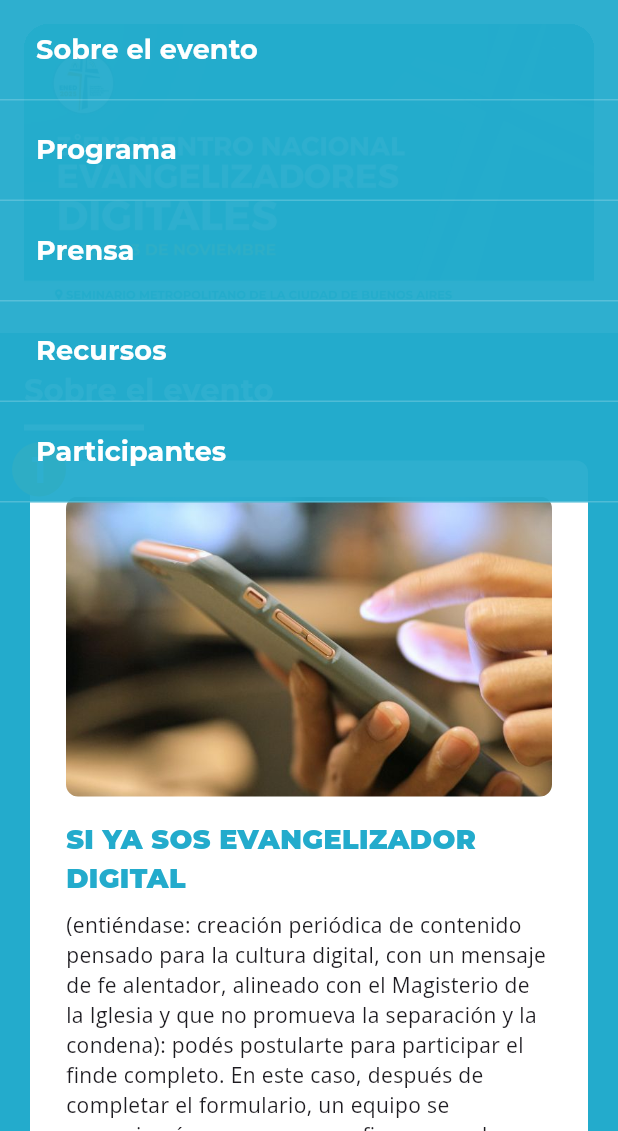
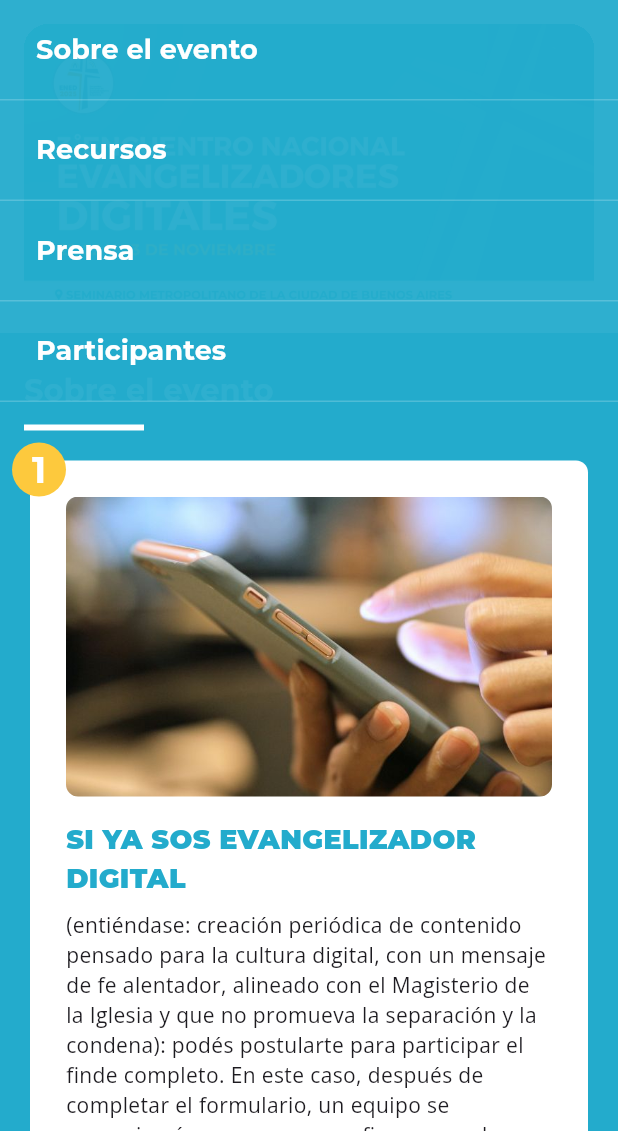
Before and after one commit to goncastrop/ened, a Flutter app: the screen it shows after launch, after a tap on the "menu" icon, on a phone screen of 412 x 824 dp, the part 105-1236 px from its top. Run offline on Flutter 3.47's test engine with Material 3 defaults, Android fonts, the light colour scheme and no system bars; our stand-ins replace flutter_widget_from_html, google_fonts; missing offline and left inert: seo.

Commit message:
program section removed

```diff
--- a/lib/main.dart
+++ b/lib/main.dart
@@ -3,7 +3,6 @@
 import 'package:ened/sections/banner.dart';
 import 'package:ened/sections/participants.dart';
 import 'package:ened/sections/press.dart';
-import 'package:ened/sections/program.dart';
 import 'package:ened/sections/resources.dart';
 import 'package:ened/sections/section.dart';
 import 'package:flutter/material.dart';
@@ -41,8 +40,8 @@
 
 class _MyHomePageState extends State<MyHomePage> {
   final ScrollController _scrollController = ScrollController();
-  final List<GlobalKey> _sectionKeys = List.generate(5, (_) => GlobalKey());
-  final List<String> _sectionTitles = ['Sobre el evento', 'Programa', 'Prensa', 'Recursos', 'Participantes'];
+  final List<GlobalKey> _sectionKeys = List.generate(4, (_) => GlobalKey());
+  final List<String> _sectionTitles = ['Sobre el evento', 'Recursos', 'Prensa', 'Participantes'];
   bool _isMenuOpen = false;
 
   void _scrollToSection(int index) {
@@ -183,15 +182,9 @@
                         isDark: true,
                         child: AboutSectionContent(registrationKey: _sectionKeys[2]),
                       ),
-                      Section(key: _sectionKeys[1], title: "Programa", child: ProgramSectionContent()),
+                      Section(key: _sectionKeys[1], title: "Recursos", child: ResourcesSectionContent()),
                       Section(key: _sectionKeys[2], title: "Prensa", isDark: true, child: PressSectionContent()),
-                      Section(key: _sectionKeys[3], title: "Recursos", child: ResourcesSectionContent()),
-                      Section(
-                        key: _sectionKeys[4],
-                        title: "Participantes",
-                        isDark: true,
-                        child: ParticipantsSectionContent(),
-                      ),
+                      Section(key: _sectionKeys[3], title: "Participantes", child: ParticipantsSectionContent()),
                       const Footer(),
                     ],
                   ),
--- a/lib/sections/program.dart
+++ /dev/null
@@ -1,19 +0,0 @@
-import 'package:ened/design_system.dart';
-import 'package:flutter/material.dart';
-import 'package:seo/seo.dart';
-
-class ProgramSectionContent extends StatelessWidget {
-  const ProgramSectionContent({super.key});
-  @override
-  Widget build(BuildContext context) {
-    return Center(
-      child: Padding(
-        padding: const EdgeInsets.symmetric(vertical: 60.0),
-        child: Seo.text(
-          text: 'Próximamente...',
-          child: Text('Próximamente...', style: TextStyle(fontSize: 18, color: EnedColors.blue)),
-        ),
-      ),
-    );
-  }
-}
```
